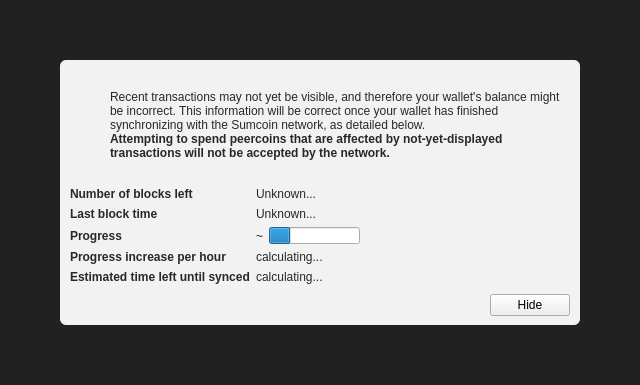
Above: src/qt/forms/modaloverlay.ui from sumcoinlabs/nn17 before the change. Below: the same form after it.
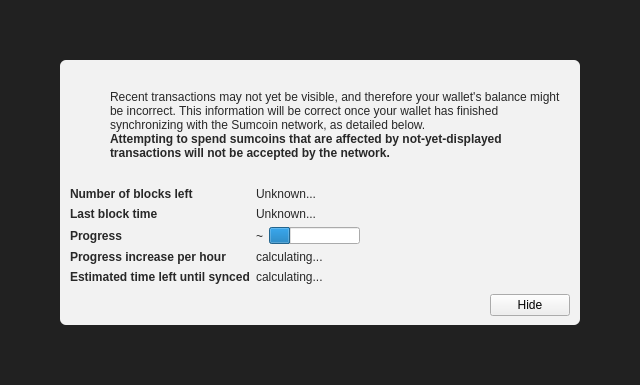
That is the form after the change. Icons and pictures are not drawn. Custom widgets are drawn as their Qt base class.

```diff
--- a/src/qt/forms/modaloverlay.ui
+++ b/src/qt/forms/modaloverlay.ui
@@ -149,7 +149,7 @@
                 </font>
                </property>
                <property name="text">
-                <string>Attempting to spend peercoins that are affected by not-yet-displayed transactions will not be accepted by the network.</string>
+                <string>Attempting to spend sumcoins that are affected by not-yet-displayed transactions will not be accepted by the network.</string>
                </property>
                <property name="textFormat">
                 <enum>Qt::RichText</enum>
```
